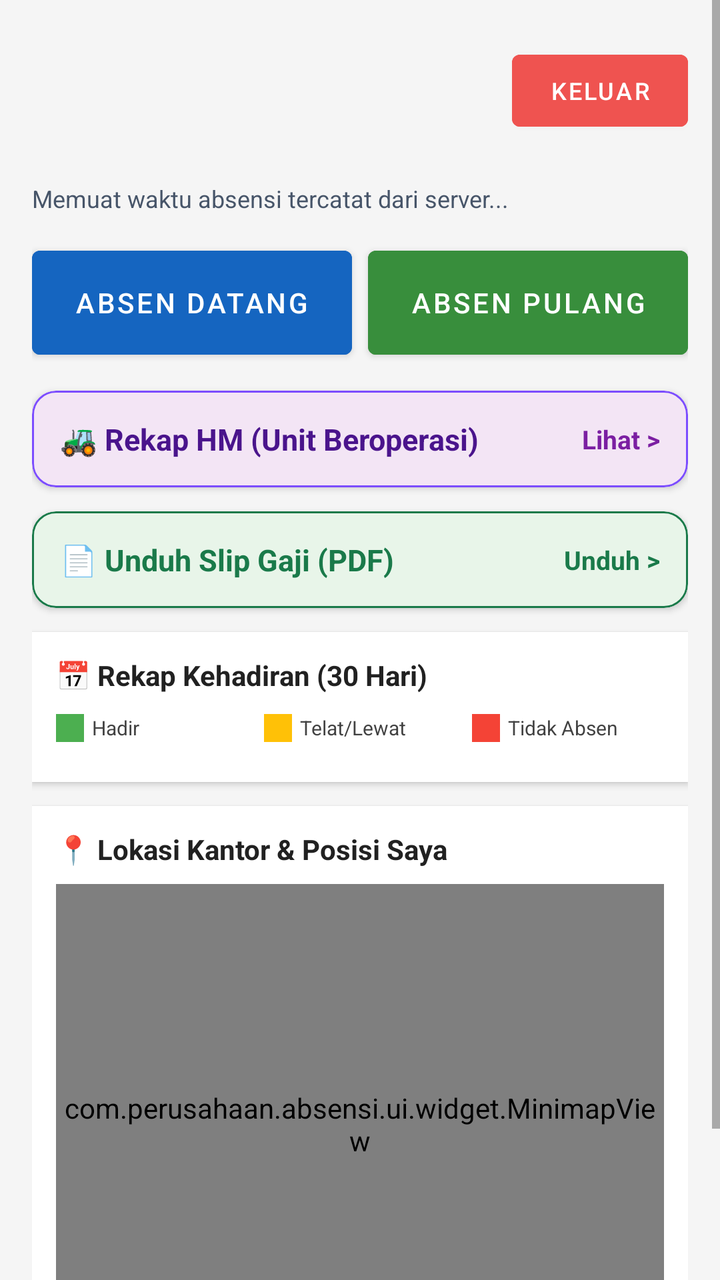
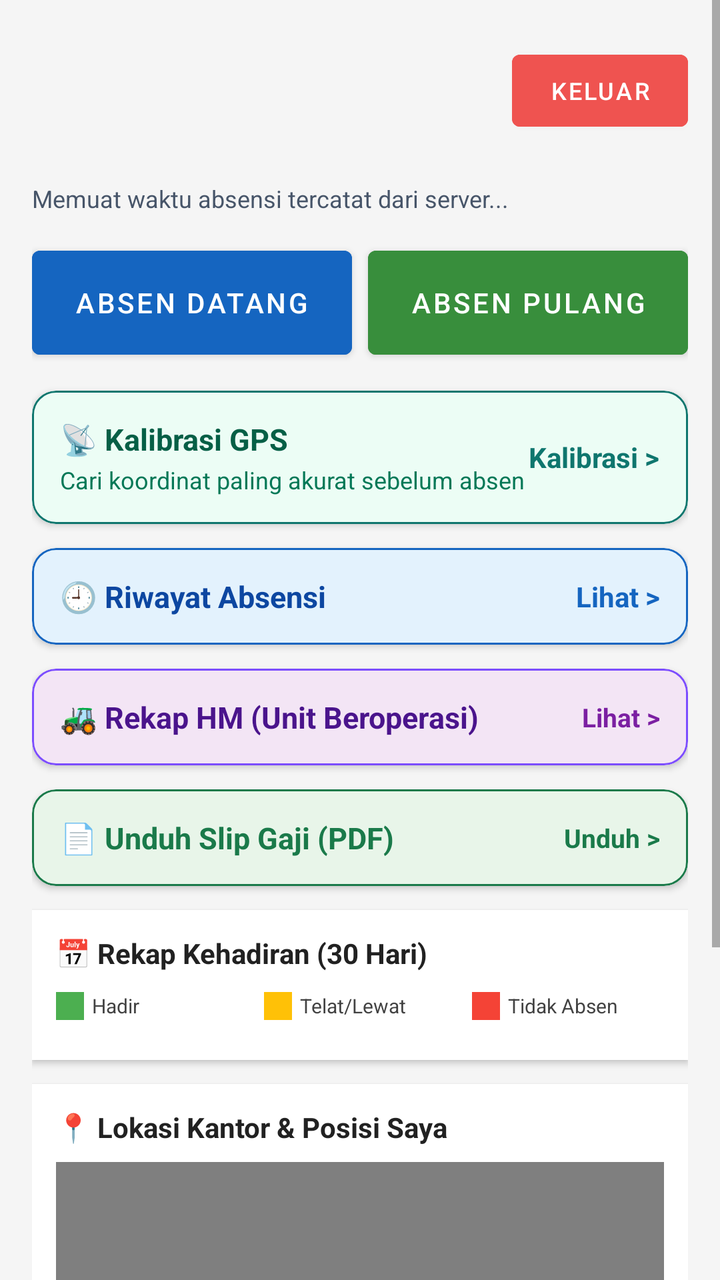

Compare the two renders of this Android layout. The source of the first and the diff that turns it into the second are given below.
<!-- AndroidManifest.xml: application theme Theme.AbsensiKaryawan -->
<!-- res/layout/activity_home.xml -->
<?xml version="1.0" encoding="utf-8"?>
<ScrollView xmlns:android="http://schemas.android.com/apk/res/android"
    xmlns:app="http://schemas.android.com/apk/res-auto"
    android:layout_width="match_parent"
    android:layout_height="match_parent"
    android:background="#F5F5F5">

    <LinearLayout
        android:layout_width="match_parent"
        android:layout_height="wrap_content"
        android:orientation="vertical"
        android:padding="16dp">

        
        <LinearLayout
            android:layout_width="match_parent"
            android:layout_height="wrap_content"
            android:orientation="horizontal"
            android:gravity="center_vertical"
            android:layout_marginBottom="16dp">

            <LinearLayout
                android:layout_width="0dp"
                android:layout_height="wrap_content"
                android:layout_weight="1"
                android:orientation="vertical">

                <TextView
                    android:id="@+id/textSelamatDatang"
                    android:layout_width="wrap_content"
                    android:layout_height="wrap_content"
                    android:textSize="16sp"
                    android:textColor="#424242" />

                <TextView
                    android:id="@+id/textJamSekarang"
                    android:layout_width="wrap_content"
                    android:layout_height="wrap_content"
                    android:textSize="28sp"
                    android:textStyle="bold"
                    android:textColor="#1A237E" />
            </LinearLayout>

            <Button
                android:id="@+id/btnLogout"
                android:layout_width="wrap_content"
                android:layout_height="wrap_content"
                android:text="Keluar"
                android:textSize="12sp"
                android:backgroundTint="#EF5350"
                android:paddingHorizontal="12dp"
                android:paddingVertical="6dp" />
        </LinearLayout>

        
        <TextView
            android:id="@+id/textAbsensiTercatat"
            android:layout_width="match_parent"
            android:layout_height="wrap_content"
            android:layout_marginBottom="12dp"
            android:text="Memuat waktu absensi tercatat dari server..."
            android:textColor="#475569"
            android:textSize="12sp" />

        <LinearLayout
            android:layout_width="match_parent"
            android:layout_height="wrap_content"
            android:orientation="horizontal"
            android:weightSum="2"
            android:layout_marginBottom="12dp">

            <Button
                android:id="@+id/btnAbsenDatang"
                android:layout_width="0dp"
                android:layout_height="64dp"
                android:layout_weight="1"
                android:text="Absen Datang"
                android:layout_marginEnd="8dp"
                android:backgroundTint="#1565C0" />

            <Button
                android:id="@+id/btnAbsenPulang"
                android:layout_width="0dp"
                android:layout_height="64dp"
                android:layout_weight="1"
                android:text="Absen Pulang"
                android:backgroundTint="#388E3C" />
        </LinearLayout>

        <com.google.android.material.card.MaterialCardView
            android:id="@+id/btnMenuRekapHm"
            android:layout_width="match_parent"
            android:layout_height="wrap_content"
            android:layout_marginBottom="12dp"
            app:cardCornerRadius="12dp"
            app:cardElevation="2dp"
            app:strokeColor="#7C4DFF"
            app:strokeWidth="1dp"
            android:clickable="true"
            android:focusable="true">

            <LinearLayout
                android:layout_width="match_parent"
                android:layout_height="wrap_content"
                android:orientation="horizontal"
                android:gravity="center_vertical"
                android:background="#F3E5F5"
                android:padding="14dp">

                <TextView
                    android:layout_width="0dp"
                    android:layout_height="wrap_content"
                    android:layout_weight="1"
                    android:text="🚜 Rekap HM (Unit Beroperasi)"
                    android:textColor="#4A148C"
                    android:textSize="15sp"
                    android:textStyle="bold" />

                <TextView
                    android:layout_width="wrap_content"
                    android:layout_height="wrap_content"
                    android:text="Lihat &gt;"
                    android:textColor="#7B1FA2"
                    android:textSize="13sp"
                    android:textStyle="bold" />
            </LinearLayout>
        </com.google.android.material.card.MaterialCardView>

        
        <com.google.android.material.card.MaterialCardView
            android:id="@+id/btnMenuSlipGaji"
            android:layout_width="match_parent"
            android:layout_height="wrap_content"
            android:layout_marginBottom="12dp"
            app:cardCornerRadius="12dp"
            app:cardElevation="2dp"
            app:strokeColor="#1a7a4a"
            app:strokeWidth="1dp"
            android:clickable="true"
            android:focusable="true">

            <LinearLayout
                android:layout_width="match_parent"
                android:layout_height="wrap_content"
                android:orientation="horizontal"
                android:gravity="center_vertical"
                android:background="#E8F5E9"
                android:padding="14dp">

                <TextView
                    android:layout_width="0dp"
                    android:layout_height="wrap_content"
                    android:layout_weight="1"
                    android:text="📄 Unduh Slip Gaji (PDF)"
                    android:textColor="#1a7a4a"
                    android:textSize="15sp"
                    android:textStyle="bold" />

                <TextView
                    android:layout_width="wrap_content"
                    android:layout_height="wrap_content"
                    android:text="Unduh &gt;"
                    android:textColor="#1a7a4a"
                    android:textSize="13sp"
                    android:textStyle="bold" />
            </LinearLayout>
        </com.google.android.material.card.MaterialCardView>


        <TextView
            android:id="@+id/textSesiPendingWarning"
            android:layout_width="match_parent"
            android:layout_height="wrap_content"
            android:textColor="#D32F2F"
            android:gravity="center"
            android:layout_marginBottom="12dp"
            android:visibility="gone"
            android:text="Selesaikan absen pulang dulu sebelum absen datang." />

        
        <LinearLayout
            android:layout_width="match_parent"
            android:layout_height="wrap_content"
            android:orientation="vertical"
            android:background="#FFFFFF"
            android:padding="12dp"
            android:layout_marginBottom="12dp"
            android:elevation="2dp">

            <LinearLayout
                android:layout_width="match_parent"
                android:layout_height="wrap_content"
                android:orientation="horizontal"
                android:gravity="center_vertical"
                android:layout_marginBottom="10dp">

                <TextView
                    android:layout_width="0dp"
                    android:layout_height="wrap_content"
                    android:layout_weight="1"
                    android:text="📅 Rekap Kehadiran (30 Hari)"
                    android:textSize="14sp"
                    android:textStyle="bold"
                    android:textColor="#212121" />

                <ProgressBar
                    android:id="@+id/progressRekap"
                    android:layout_width="24dp"
                    android:layout_height="24dp"
                    android:visibility="gone" />
            </LinearLayout>

            
            <LinearLayout
                android:layout_width="match_parent"
                android:layout_height="wrap_content"
                android:orientation="horizontal"
                android:layout_marginBottom="8dp">

                <View android:layout_width="14dp" android:layout_height="14dp"
                    android:background="#4CAF50" android:layout_marginEnd="4dp"
                    android:layout_gravity="center_vertical" />
                <TextView android:layout_width="0dp" android:layout_height="wrap_content"
                    android:layout_weight="1" android:text="Hadir" android:textSize="10sp"
                    android:textColor="#424242" android:layout_marginEnd="8dp" />

                <View android:layout_width="14dp" android:layout_height="14dp"
                    android:background="#FFC107" android:layout_marginEnd="4dp"
                    android:layout_gravity="center_vertical" />
                <TextView android:layout_width="0dp" android:layout_height="wrap_content"
                    android:layout_weight="1" android:text="Telat/Lewat" android:textSize="10sp"
                    android:textColor="#424242" android:layout_marginEnd="8dp" />

                <View android:layout_width="14dp" android:layout_height="14dp"
                    android:background="#F44336" android:layout_marginEnd="4dp"
                    android:layout_gravity="center_vertical" />
                <TextView android:layout_width="0dp" android:layout_height="wrap_content"
                    android:layout_weight="1" android:text="Tidak Absen" android:textSize="10sp"
                    android:textColor="#424242" />
            </LinearLayout>

            
            <GridLayout
                android:id="@+id/gridKalender"
                android:layout_width="match_parent"
                android:layout_height="wrap_content"
                android:columnCount="5"
                android:useDefaultMargins="false" />

        </LinearLayout>

        
        <LinearLayout
            android:layout_width="match_parent"
            android:layout_height="wrap_content"
            android:orientation="vertical"
            android:background="#FFFFFF"
            android:padding="12dp"
            android:elevation="2dp"
            android:layout_marginBottom="16dp">

            <LinearLayout
                android:layout_width="match_parent"
                android:layout_height="wrap_content"
                android:orientation="horizontal"
                android:gravity="center_vertical"
                android:layout_marginBottom="8dp">

                <TextView
                    android:layout_width="0dp"
                    android:layout_height="wrap_content"
                    android:layout_weight="1"
                    android:text="📍 Lokasi Kantor &amp; Posisi Saya"
                    android:textSize="14sp"
                    android:textStyle="bold"
                    android:textColor="#212121" />

                <ProgressBar
                    android:id="@+id/progressMinimap"
                    android:layout_width="24dp"
                    android:layout_height="24dp"
                    android:visibility="gone" />
            </LinearLayout>

            <com.perusahaan.absensi.ui.widget.MinimapView
                android:id="@+id/minimapView"
                android:layout_width="match_parent"
                android:layout_height="240dp"
                android:background="#E8EAF6" />

        </LinearLayout>

    </LinearLayout>
</ScrollView>
<!-- resources referenced by this layout -->
<resources>
  <style name="Theme.AbsensiKaryawan" parent="Theme.MaterialComponents.DayNight.NoActionBar" />
</resources>

<!-- the commit's change to res/layout/activity_home.xml (unified diff, before → after) -->
@@ -88,6 +88,96 @@
         </LinearLayout>
 
         <com.google.android.material.card.MaterialCardView
+            android:id="@+id/btnMenuKalibrasiGps"
+            android:layout_width="match_parent"
+            android:layout_height="wrap_content"
+            android:layout_marginBottom="12dp"
+            android:clickable="true"
+            android:focusable="true"
+            app:cardCornerRadius="12dp"
+            app:cardElevation="2dp"
+            app:strokeColor="#0F766E"
+            app:strokeWidth="1dp">
+
+            <LinearLayout
+                android:layout_width="match_parent"
+                android:layout_height="wrap_content"
+                android:background="#ECFDF5"
+                android:gravity="center_vertical"
+                android:orientation="horizontal"
+                android:padding="14dp">
+
+                <LinearLayout
+                    android:layout_width="0dp"
+                    android:layout_height="wrap_content"
+                    android:layout_weight="1"
+                    android:orientation="vertical">
+
+                    <TextView
+                        android:layout_width="wrap_content"
+                        android:layout_height="wrap_content"
+                        android:text="📡 Kalibrasi GPS"
+                        android:textColor="#065F46"
+                        android:textSize="15sp"
+                        android:textStyle="bold" />
+
+                    <TextView
+                        android:layout_width="wrap_content"
+                        android:layout_height="wrap_content"
+                        android:layout_marginTop="2dp"
+                        android:text="Cari koordinat paling akurat sebelum absen"
+                        android:textColor="#047857"
+                        android:textSize="12sp" />
+                </LinearLayout>
+
+                <TextView
+                    android:layout_width="wrap_content"
+                    android:layout_height="wrap_content"
+                    android:text="Kalibrasi &gt;"
+                    android:textColor="#0F766E"
+                    android:textStyle="bold" />
+            </LinearLayout>
+        </com.google.android.material.card.MaterialCardView>
+
+        <com.google.android.material.card.MaterialCardView
+            android:id="@+id/btnMenuRiwayat"
+            android:layout_width="match_parent"
+            android:layout_height="wrap_content"
+            android:layout_marginBottom="12dp"
+            android:clickable="true"
+            android:focusable="true"
+            app:cardCornerRadius="12dp"
+            app:cardElevation="2dp"
+            app:strokeColor="#1565C0"
+            app:strokeWidth="1dp">
+
+            <LinearLayout
+                android:layout_width="match_parent"
+                android:layout_height="wrap_content"
+                android:background="#E3F2FD"
+                android:gravity="center_vertical"
+                android:orientation="horizontal"
+                android:padding="14dp">
+
+                <TextView
+                    android:layout_width="0dp"
+                    android:layout_height="wrap_content"
+                    android:layout_weight="1"
+                    android:text="🕘 Riwayat Absensi"
+                    android:textColor="#0D47A1"
+                    android:textSize="15sp"
+                    android:textStyle="bold" />
+
+                <TextView
+                    android:layout_width="wrap_content"
+                    android:layout_height="wrap_content"
+                    android:text="Lihat &gt;"
+                    android:textColor="#1565C0"
+                    android:textStyle="bold" />
+            </LinearLayout>
+        </com.google.android.material.card.MaterialCardView>
+
+        <com.google.android.material.card.MaterialCardView
             android:id="@+id/btnMenuRekapHm"
             android:layout_width="match_parent"
             android:layout_height="wrap_content"
